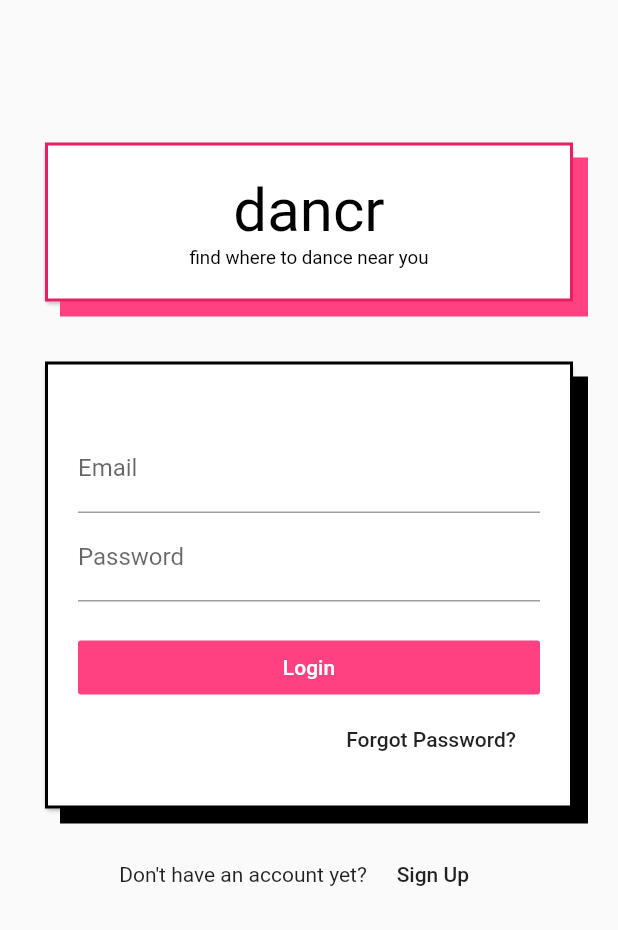
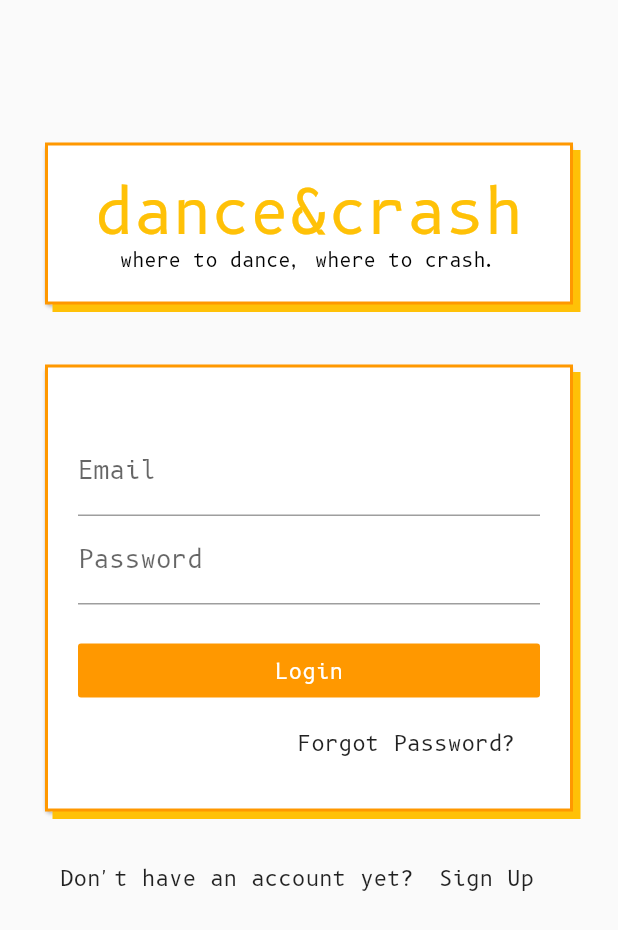
Before and after one commit to aldarisbm/danceapp, a Flutter app: the screen it shows after launch, on a phone screen of 412 x 824 dp. Shown: the top 930 px of the screen. Run offline on Flutter 3.47's test engine with Material 2 defaults, Android fonts, the phone set to English and light mode, and no system bars; Roboto replaces fonts that are missing (Montserrat).

Commit message:
login change font, and made app_card a bit more dynamic to inherit color from primary color. will stop mergin to master

```diff
--- a/lib/common/app_card.dart
+++ b/lib/common/app_card.dart
@@ -27,12 +27,12 @@ class _AppCardState extends State<AppCard> {
             child: widget.child,
             decoration: new BoxDecoration(
                 border: widget.borderStyle ??
-                    Border.all(color: Colors.black, width: 2),
+                    Border.all(color: Theme.of(context).primaryColor, width: 2),
                 color: Colors.white,
                 boxShadow: [
                   new BoxShadow(
-                      color: widget.boxShadowColor ?? Colors.black,
-                      offset: Offset(10.0, 10.0))
+                      color: widget.boxShadowColor ?? Theme.of(context).accentColor,
+                      offset: Offset(5.0, 5.0))
                 ]),
           ),
         )
--- a/lib/main.dart
+++ b/lib/main.dart
@@ -12,8 +12,9 @@ class MyApp extends StatelessWidget {
       title: "dancr",
       theme: ThemeData(
         brightness: Brightness.light,
-        fontFamily: "Montserrat",
-        primaryColor: Colors.pink,
+        fontFamily: "B612",
+        primaryColor: Colors.orange,
+        accentColor: Colors.amber,
       ),
       debugShowCheckedModeBanner: false,
       home: LoginPage(),
--- a/lib/pages/login.dart
+++ b/lib/pages/login.dart
@@ -14,24 +14,19 @@ class LoginPage extends StatelessWidget {
           mainAxisAlignment: MainAxisAlignment.center,
           children: <Widget>[
             AppCard(
-              borderStyle: Border.all(
-                color: Colors.pink,
-                width: 2,
-              ),
-              boxShadowColor: Colors.pinkAccent,
               child:
               Container(
                 child: Column(children: <Widget>[
                   Text(
-                "dancr",
+                "dance&crash",
                 style: TextStyle(
                   fontSize: 40.0,
-                  color: Colors.black,
+                  color: Colors.amber,
                 ),
                 textAlign: TextAlign.center,
               ),
               Text(
-                "find where to dance near you",
+                "where to dance, where to crash.",
                 style: TextStyle(
                   fontSize: 12.5,
                   color: Colors.black,
@@ -56,7 +51,7 @@ class LoginPage extends StatelessWidget {
                           width: double.infinity,
                           margin: EdgeInsets.only(top: 20.0),
                           child: FlatButton(
-                              color: Colors.pinkAccent,
+                              color: Theme.of(context).primaryColor,
                               onPressed: () {},
                               child: Text(
                                 "Login",
```
Also changed, not shown: pubspec.yaml (+7 -1 lines), fonts/B612Mono-Bold.ttf (added), fonts/B612Mono-BoldItalic.ttf (added), fonts/B612Mono-Italic.ttf (added), fonts/B612Mono-Regular.ttf (added).
